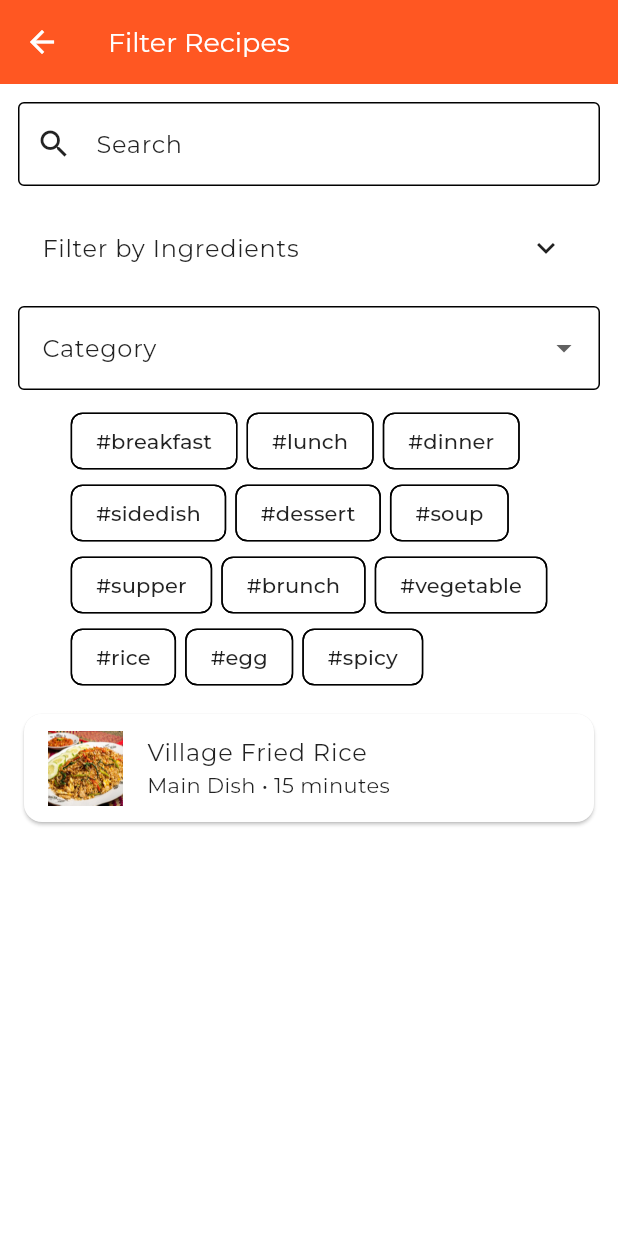
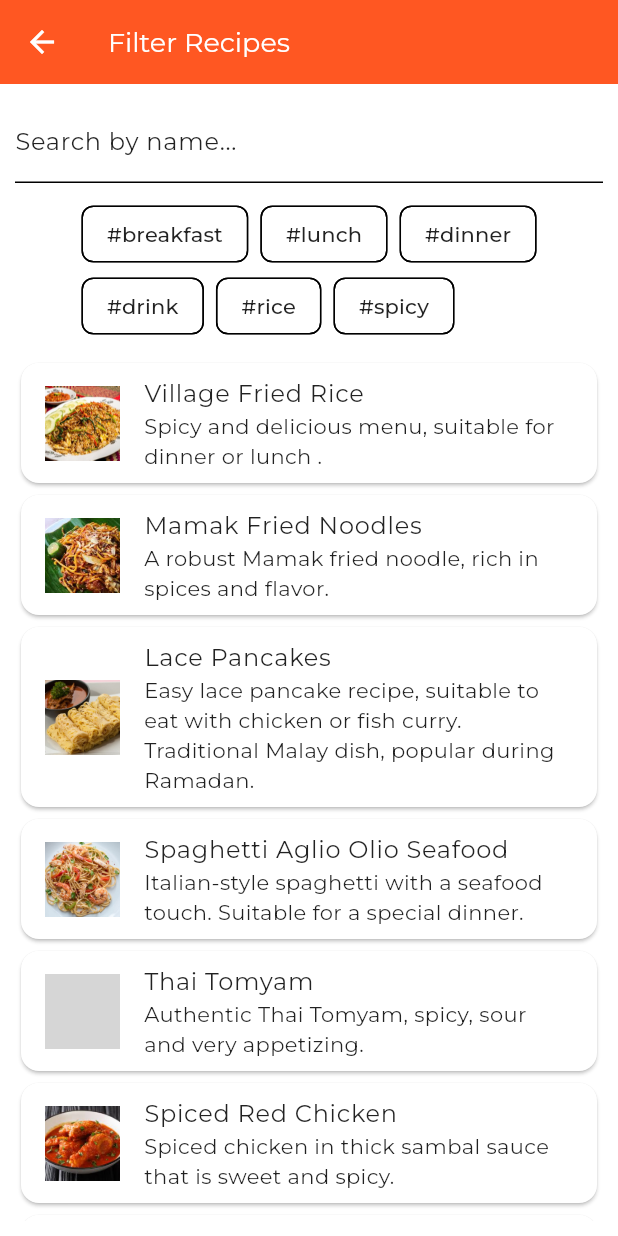
Before and after one commit to camy0330/Dappr, a Flutter app: the RecipeFilterPage screen opened by its route, on a phone screen of 412 x 824 dp. Run offline on Flutter 3.47's test engine with Material 3 defaults, Android fonts, the phone set to English and light mode, and no system bars; our stand-ins replace audioplayers, logger, lottie, shared_preferences, table_calendar; accounts and stored records are empty; grey boxes are pictures that could not be loaded.

Commit message:
Update filter_recipe_page.dart

```diff
--- a/lib/pages/filter_recipe_page.dart
+++ b/lib/pages/filter_recipe_page.dart
@@ -1,221 +1,87 @@
 import 'package:flutter/material.dart';
+import '../data/recipes_data.dart';
+import '../models/recipe.dart';
 
-// === Simple Recipe Model === //
-class Recipe {
-  final String id;
-  final String title;
-  final String description;
-  final String imageUrl;
-  final String cookTime;
-  final String prepTime;
-  final List<String> ingredients;
-  final List<String> steps;
-  final String submittedBy;
-  final String category;
-  final List<String> tags;
-
-  Recipe({
-    required this.id,
-    required this.title,
-    required this.description,
-    required this.imageUrl,
-    required this.cookTime,
-    required this.prepTime,
-    required this.ingredients,
-    required this.steps,
-    required this.submittedBy,
-    required this.category,
-    required this.tags,
-  });
-}
-
-// === Sample Recipe Data === //
-final List<Recipe> recipes = [
-  Recipe(
-    id: 'R1',
-    title: 'Village Fried Rice',
-    description: 'Spicy and delicious, perfect for lunch or dinner.',
-    imageUrl: 'assets/images/nasi_goreng.jpg',
-    cookTime: '15 minutes',
-    prepTime: '25 minutes',
-    ingredients: ['rice', 'egg', 'chicken', 'anchovies', 'soy sauce', 'garlic'],
-    steps: ['Prepare the water spinach by cutting and separating the stalks and leaves.',
-    'Remove fat and bones from the chicken meat, then cut into small pieces.',
-    'Coarsely chop the shallots and garlic.',
-    'Coarsely cut the bird’s eye chilies.',
-    'Pound dried anchovies, garlic, shallots, and bird’s eye chilies until finely ground.',
-    'Heat oil and fry the eggs, stirring to scramble. Remove and set aside.',
-    'Fry dried anchovies until crispy. Remove and set aside.',
-    'Sauté the pounded mixture until fragrant.',
-    'Add grilled shrimp paste and chicken pieces; cook until chicken is half done.',
-    'Add the stalks of water spinach and sambal belacan.',
-    'Add cold rice and mix thoroughly.',
-    'Add salt, scrambled eggs, water spinach leaves, sweet soy sauce, and fried anchovies; stir well.',
-    'Serve with fried anchovies, sliced cucumber, and red chili.',
-  ],
-    submittedBy: 'Admin',
-    category: 'Main Dish',
-    tags: ['lunch', 'dinner', 'spicy', 'rice', 'egg'],
-  ),
-  // Add more recipes if needed
-];
-
-// === Main App Entry === //
-void main() {
-  runApp(MaterialApp(
-    home: RecipeFilterPage(),
-    debugShowCheckedModeBanner: false,
-  ));
-}
-
-// === Full Filter UI === //
 class RecipeFilterPage extends StatefulWidget {
   @override
   _RecipeFilterPageState createState() => _RecipeFilterPageState();
 }
 
 class _RecipeFilterPageState extends State<RecipeFilterPage> {
-  String searchQuery = '';
-  List<String> selectedIngredients = [];
-  String? selectedCategory;
-  List<String> selectedTags = [];
+  String searchText = '';
+  List<String> selectedHashtags = [];
 
-  final List<String> allTags = [
-    'breakfast', 'lunch', 'dinner', 'sidedish',
-    'dessert', 'soup', 'supper', 'brunch', 'vegetable',
-    'rice', 'egg', 'spicy'
+  final List<String> allHashtags = [
+    '#breakfast',
+    '#lunch',
+    '#dinner',
+    '#drink',
+    '#rice',
+    '#spicy',
   ];
-
-  List<String> get allIngredients {
-    final Set<String> ingredientsSet = {};
-    for (var recipe in recipes) {
-      ingredientsSet.addAll(recipe.ingredients.map((e) => e.toLowerCase()));
-    }
-    return ingredientsSet.toList()..sort();
-  }
-
-  List<String> get allCategories {
-    final Set<String> categorySet = {};
-    for (var recipe in recipes) {
-      categorySet.add(recipe.category);
-    }
-    return categorySet.toList()..sort();
-  }
-
-  List<Recipe> get filteredRecipes {
-    return recipes.where((recipe) {
-      final matchesSearch = searchQuery.isEmpty ||
-          recipe.title.toLowerCase().contains(searchQuery.toLowerCase()) ||
-          recipe.ingredients.any((ingredient) =>
-              ingredient.toLowerCase().contains(searchQuery.toLowerCase()));
-
-      final matchesIngredients = selectedIngredients.isEmpty ||
-          selectedIngredients.every((selected) =>
-              recipe.ingredients.map((e) => e.toLowerCase()).contains(selected));
-
-      final matchesCategory = selectedCategory == null ||
-          recipe.category.toLowerCase() == selectedCategory!.toLowerCase();
-
-      final matchesTags = selectedTags.isEmpty ||
-          selectedTags.every((tag) => recipe.tags.contains(tag));
-
-      return matchesSearch && matchesIngredients && matchesCategory && matchesTags;
-    }).toList();
-  }
 
   @override
   Widget build(BuildContext context) {
+    List<Recipe> filteredRecipes = recipes.where((recipe) {
+      final matchesSearch = recipe.title.toLowerCase().contains(searchText.toLowerCase());
+      final matchesTags = selectedHashtags.every((tag) => recipe.hashtags.contains(tag));
+      return matchesSearch && matchesTags;
+    }).toList();
+
     return Scaffold(
       appBar: AppBar(title: Text('Filter Recipes')),
       body: Padding(
-        padding: const EdgeInsets.all(12.0),
+        padding: EdgeInsets.all(10),
         child: Column(
           children: [
             // 🔍 Text Search
             TextField(
-              decoration: InputDecoration(
-                labelText: 'Search',
-                border: OutlineInputBorder(),
-                prefixIcon: Icon(Icons.search),
-              ),
+              decoration: InputDecoration(labelText: 'Search by name...'),
               onChanged: (value) {
-                setState(() => searchQuery = value.toLowerCase());
+                setState(() {
+                  searchText = value;
+                });
               },
             ),
-            SizedBox(height: 12),
+            SizedBox(height: 10),
 
-            // ✅ Ingredient Checkboxes
-            ExpansionTile(
-              title: Text('Filter by Ingredients'),
-              children: allIngredients.map((ingredient) {
-                return CheckboxListTile(
-                  title: Text(ingredient),
-                  value: selectedIngredients.contains(ingredient),
-                  onChanged: (checked) {
+            // ✅ Filter Chips
+            Wrap(
+              spacing: 8.0,
+              children: allHashtags.map((tag) {
+                final isSelected = selectedHashtags.contains(tag);
+                return FilterChip(
+                  label: Text(tag),
+                  selected: isSelected,
+                  onSelected: (selected) {
                     setState(() {
-                      if (checked == true) {
-                        selectedIngredients.add(ingredient);
-                      } else {
-                        selectedIngredients.remove(ingredient);
-                      }
+                      selected
+                          ? selectedHashtags.add(tag)
+                          : selectedHashtags.remove(tag);
                     });
                   },
                 );
               }).toList(),
             ),
+
             SizedBox(height: 10),
 
-            // 🍽 Category Dropdown
-            DropdownButtonFormField<String>(
-              decoration: InputDecoration(
-                labelText: 'Category',
-                border: OutlineInputBorder(),
-              ),
-              value: selectedCategory,
-              items: allCategories.map((cat) {
-                return DropdownMenuItem(value: cat, child: Text(cat));
-              }).toList(),
-              onChanged: (value) => setState(() => selectedCategory = value),
-            ),
-            SizedBox(height: 10),
-
-            // 🏷️ Tags/Meal Types (Chips)
-            Wrap(
-              spacing: 6,
-              children: allTags.map((tag) {
-                final isSelected = selectedTags.contains(tag);
-                return FilterChip(
-                  label: Text('#$tag'),
-                  selected: isSelected,
-                  onSelected: (selected) {
-                    setState(() {
-                      isSelected
-                          ? selectedTags.remove(tag)
-                          : selectedTags.add(tag);
-                    });
-                  },
-                  selectedColor: Colors.green.shade300,
-                  checkmarkColor: Colors.white,
-                );
-              }).toList(),
-            ),
-            SizedBox(height: 10),
-
-            // Filtered List
+            // 🍽 Filtered List
             Expanded(
-              child: filteredRecipes.isEmpty
-                  ? Center(child: Text('No recipes match your filters.'))
-                  : ListView.builder(
+              child: ListView.builder(
                 itemCount: filteredRecipes.length,
                 itemBuilder: (context, index) {
                   final recipe = filteredRecipes[index];
                   return Card(
                     child: ListTile(
-                            leading: Image.asset(recipe.imageUrl,
-                                width: 50, height: 50, fit: BoxFit.cover),
+                      leading: Image.asset(
+                        recipe.imageUrl,
+                        width: 50,
+                        height: 50,
+                        fit: BoxFit.cover,
+                      ),
                       title: Text(recipe.title),
-                            subtitle: Text(
-                                '${recipe.category} • ${recipe.cookTime}'),
+                      subtitle: Text(recipe.description),
                     ),
                   );
                 },
```
Lines whose indentation alone changed are shown as unchanged.
